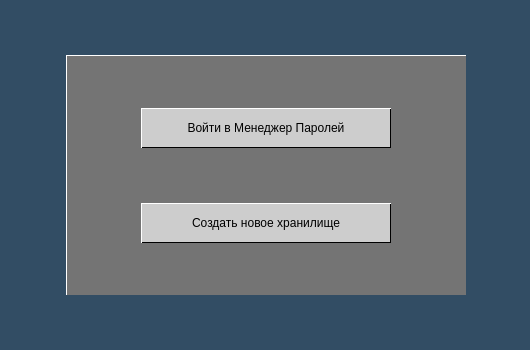
Above: frontend/pm_start.ui from Kvazitropter/password-manager before the change. Below: the same form after it.
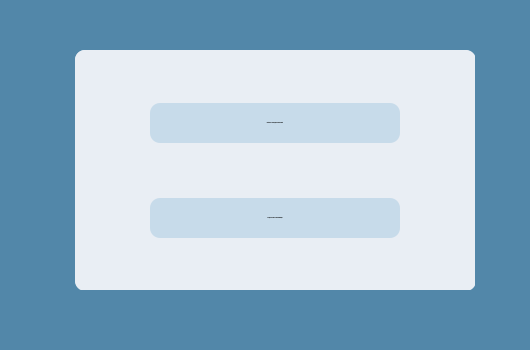
That is the form after the change. Icons and pictures are not drawn.

The edit to the form file:
```diff
--- a/frontend/pm_start.ui
+++ b/frontend/pm_start.ui
@@ -10,23 +10,45 @@
     <height>350</height>
    </rect>
   </property>
+  <property name="font">
+   <font>
+    <family>Verdana</family>
+    <pointsize>-1</pointsize>
+    <italic>false</italic>
+    <bold>true</bold>
+   </font>
+  </property>
   <property name="windowTitle">
    <string>Password Manager</string>
   </property>
   <property name="styleSheet">
-   <string notr="true">background-color: #324D64;
-font: normal bold 12px/15px 'Inter', sans-serif;
+   <string notr="true">QDialog {
+background-color: #5287A9;
+}
+
+* {
+font: 700 12px/15px &quot;Verdana&quot;;
 color: #000000;
+}
 
 </string>
+  </property>
+  <widget class="QWidget" name="container" native="true">
+   <property name="geometry">
+    <rect>
+     <x>30</x>
+     <y>50</y>
+     <width>450</width>
+     <height>240</height>
+    </rect>
   </property>
   <widget class="QLabel" name="key_image">
    <property name="geometry">
     <rect>
-     <x>15</x>
-     <y>18</y>
-     <width>71</width>
-     <height>111</height>
+      <x>0</x>
+      <y>-3</y>
+      <width>111</width>
+      <height>246</height>
     </rect>
    </property>
    <property name="styleSheet">
@@ -43,11 +65,11 @@
     <bool>true</bool>
    </property>
   </widget>
-  <widget class="QWidget" name="widget_container" native="true">
+   <widget class="QWidget" name="buttons_container" native="true">
    <property name="geometry">
     <rect>
-     <x>66</x>
-     <y>55</y>
+      <x>45</x>
+      <y>0</y>
      <width>400</width>
      <height>240</height>
     </rect>
@@ -65,10 +87,10 @@
     </size>
    </property>
    <property name="styleSheet">
-    <string notr="true">background-color: #747474;
-border: 1px solid #000;
-border-top-color: #fff;
-border-left-color: #fff;
+     <string notr="true">QWidget {
+background-color:#E9EEF4;
+border-radius: 10%;
+}
 </string>
    </property>
    <widget class="QWidget" name="gridLayoutWidget">
@@ -93,41 +115,6 @@
      <property name="bottomMargin">
       <number>4</number>
      </property>
-     <item row="0" column="0">
-      <widget class="QPushButton" name="btn_login">
-       <property name="sizePolicy">
-        <sizepolicy hsizetype="Fixed" vsizetype="Fixed">
-         <horstretch>0</horstretch>
-         <verstretch>0</verstretch>
-        </sizepolicy>
-       </property>
-       <property name="minimumSize">
-        <size>
-         <width>250</width>
-         <height>40</height>
-        </size>
-       </property>
-       <property name="cursor">
-        <cursorShape>PointingHandCursor</cursorShape>
-       </property>
-       <property name="styleSheet">
-        <string notr="true">QPushButton {
-background-color: #CDCDCD;
-}
-
-QPushButton::hover {
-background-color: rgba(205, 205, 205, 0.4);
-}
-
-QPushButton::pressed {
-background-color: rgba(205, 205, 205, 0.1);
-}</string>
-       </property>
-       <property name="text">
-        <string>Войти в Менеджер Паролей</string>
-       </property>
-      </widget>
-     </item>
      <item row="1" column="0">
       <widget class="QPushButton" name="btn_signup">
        <property name="sizePolicy">
@@ -142,12 +129,20 @@
          <height>40</height>
         </size>
        </property>
+        <property name="font">
+         <font>
+          <family>Verdana</family>
+          <pointsize>-1</pointsize>
+          <italic>false</italic>
+          <bold>true</bold>
+         </font>
+        </property>
        <property name="cursor">
         <cursorShape>PointingHandCursor</cursorShape>
        </property>
        <property name="styleSheet">
         <string notr="true">QPushButton {
-background-color: #CDCDCD;
+background-color: rgb(199, 219, 234);
 }
 
 QPushButton::hover {
@@ -163,8 +158,54 @@
        </property>
       </widget>
      </item>
-    </layout>
-   </widget>
+      <item row="0" column="0">
+       <widget class="QPushButton" name="btn_login">
+        <property name="sizePolicy">
+         <sizepolicy hsizetype="Fixed" vsizetype="Fixed">
+          <horstretch>0</horstretch>
+          <verstretch>0</verstretch>
+         </sizepolicy>
+        </property>
+        <property name="minimumSize">
+         <size>
+          <width>250</width>
+          <height>40</height>
+         </size>
+        </property>
+        <property name="font">
+         <font>
+          <family>Verdana</family>
+          <pointsize>-1</pointsize>
+          <italic>false</italic>
+          <bold>true</bold>
+         </font>
+        </property>
+        <property name="cursor">
+         <cursorShape>PointingHandCursor</cursorShape>
+        </property>
+        <property name="styleSheet">
+         <string notr="true">QPushButton {
+background-color: rgb(199, 219, 234);
+}
+
+QPushButton::hover {
+background-color: rgba(82, 135, 169, 70);
+}
+
+QPushButton::pressed {
+background-color: rgba(82, 135, 169, 150);
+}</string>
+        </property>
+        <property name="text">
+         <string>Войти в Менеджер Паролей</string>
+        </property>
+       </widget>
+      </item>
+     </layout>
+    </widget>
+   </widget>
+   <zorder>buttons_container</zorder>
+   <zorder>key_image</zorder>
   </widget>
  </widget>
  <resources>
```
Left out of the diff: 4 changed lines with no effect on the pictures. Lines whose indentation alone changed are shown as unchanged.
